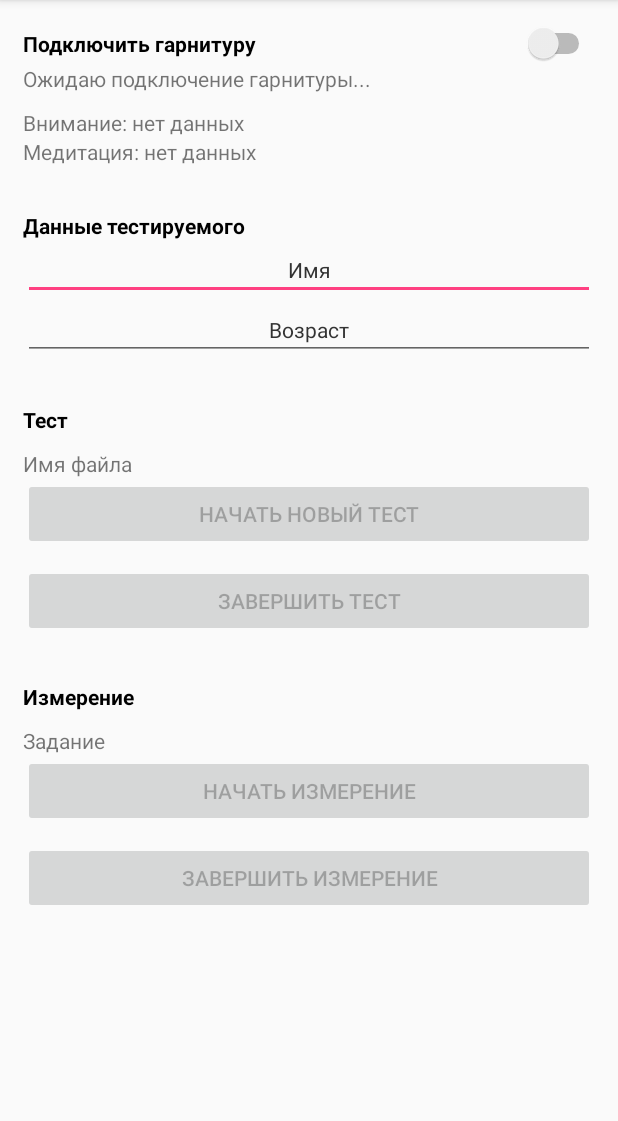
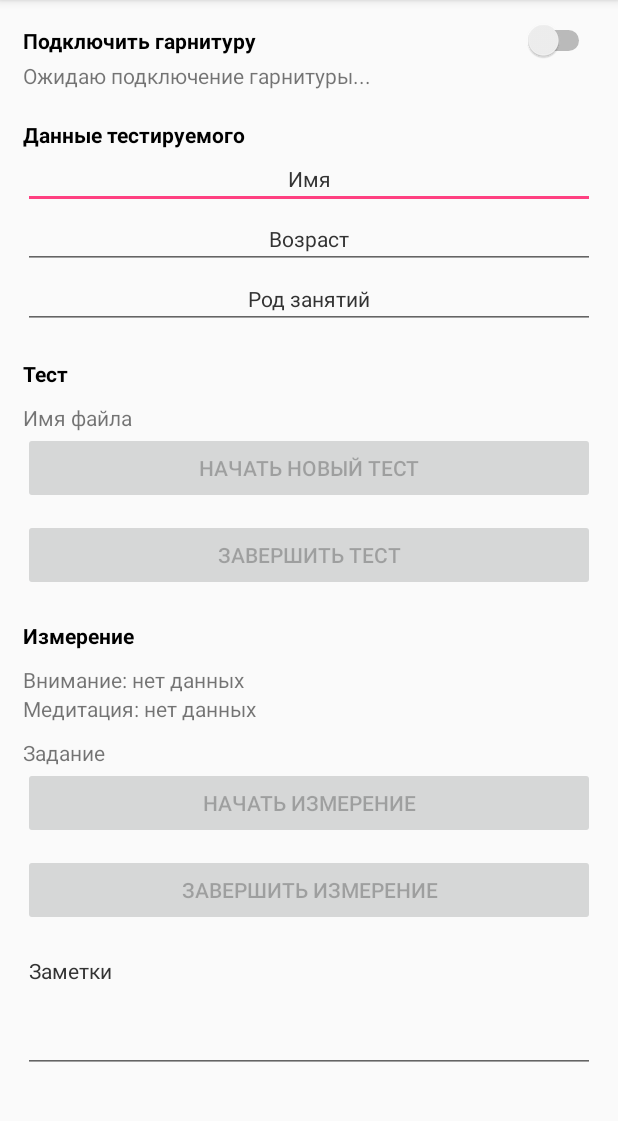
Before and after one commit to DenisParyshev/MindWave-logger, an Android app: the screen it shows after launch (MainActivity), on a phone screen of 412 x 824 dp, the part 84-1205 px from its top. Run offline under Robolectric (Android 15) with nearby library versions, the phone set to English and light mode, and no system bars; our stand-ins replace ButterKnife; libraries missing offline, so code that uses them is left out: com.neurosky.thinkgear; 1 statement that could not run was skipped.

Commit message:
interface changes

```diff
--- a/app-java/src/main/res/layout/activity_main.xml
+++ b/app-java/src/main/res/layout/activity_main.xml
@@ -20,7 +20,7 @@
         android:textStyle="bold"
         android:layout_marginLeft="15dp"
         android:layout_marginRight="15dp"
-        android:layout_marginTop="15dp" />
+        android:layout_marginTop="13dp" />
     <TextView
         android:id="@+id/tv_state"
         android:layout_width="match_parent"
@@ -29,25 +29,10 @@
         android:layout_marginRight="15dp"
         android:text="@string/waiting_for_state" />
     <TextView
-        android:id="@+id/tv_attention"
-        android:layout_width="match_parent"
-        android:layout_height="wrap_content"
-        android:layout_marginLeft="15dp"
-        android:layout_marginRight="15dp"
-        android:layout_marginTop="10dp"
-        android:text="@string/waiting_for_attention_signal"/>
-    <TextView
-        android:id="@+id/tv_meditation"
-        android:layout_width="match_parent"
-        android:layout_height="wrap_content"
-        android:layout_marginLeft="15dp"
-        android:layout_marginRight="15dp"
-        android:text="@string/waiting_for_meditation_signal" />
-    <TextView
         android:id="@+id/label1"
         android:layout_width="match_parent"
         android:layout_height="wrap_content"
-        android:layout_marginTop="30dp"
+        android:layout_marginTop="20dp"
         android:layout_marginLeft="15dp"
         android:layout_marginRight="15dp"
         android:text="Данные тестируемого"
@@ -72,7 +57,18 @@
         android:layout_marginLeft="15dp"
         android:layout_marginRight="15dp"
         android:hint="Возраст"
-        android:inputType="numberDecimal"
+        android:inputType="text"
+        android:textAlignment="center"
+        android:textColorHint="#333"
+        android:textSize="14dp" />
+    <EditText
+        android:id="@+id/txtProf"
+        android:layout_width="match_parent"
+        android:layout_height="wrap_content"
+        android:layout_marginLeft="15dp"
+        android:layout_marginRight="15dp"
+        android:hint="Род занятий"
+        android:inputType="text"
         android:textAlignment="center"
         android:textColorHint="#333"
         android:textSize="14dp" />
@@ -80,7 +76,7 @@
         android:id="@+id/label2"
         android:layout_width="match_parent"
         android:layout_height="wrap_content"
-        android:layout_marginTop="30dp"
+        android:layout_marginTop="20dp"
         android:layout_marginLeft="15dp"
         android:layout_marginRight="15dp"
         android:text="Тест"
@@ -116,13 +112,28 @@
         android:id="@+id/label2"
         android:layout_width="match_parent"
         android:layout_height="wrap_content"
-        android:layout_marginTop="30dp"
+        android:layout_marginTop="20dp"
         android:layout_marginLeft="15dp"
         android:layout_marginRight="15dp"
         android:text="Измерение"
         android:textStyle="bold"
         android:textSize="14dp"
         android:textColor="#000"/>
+    <TextView
+        android:id="@+id/tv_attention"
+        android:layout_width="match_parent"
+        android:layout_height="wrap_content"
+        android:layout_marginLeft="15dp"
+        android:layout_marginRight="15dp"
+        android:layout_marginTop="10dp"
+        android:text="@string/waiting_for_attention_signal"/>
+    <TextView
+        android:id="@+id/tv_meditation"
+        android:layout_width="match_parent"
+        android:layout_height="wrap_content"
+        android:layout_marginLeft="15dp"
+        android:layout_marginRight="15dp"
+        android:text="@string/waiting_for_meditation_signal" />
     <TextView
         android:id="@+id/txtTask"
         android:layout_width="match_parent"
@@ -148,6 +159,23 @@
         android:layout_marginTop="10dp"
         android:text="Завершить измерение"
         android:enabled="false"/>
+    <EditText
+        android:id="@+id/txtMarks"
+        android:layout_width="match_parent"
+        android:layout_height="wrap_content"
+        android:layout_marginLeft="15dp"
+        android:layout_marginRight="15dp"
+        android:layout_marginTop="10dp"
+        android:hint="Заметки"
+        android:textColorHint="#333"
+        android:minLines="4"
+        android:maxLines="4"
+        android:gravity="top"
+        android:textSize="14dp"
+        android:textColor="#000"
+        />
+
+
   </LinearLayout>
 
 
```
Also changed, not shown: app-java/src/main/java/com/github/pwittchen/neurosky/app/MainActivity.java (+59 -10 lines), 2 other files.
